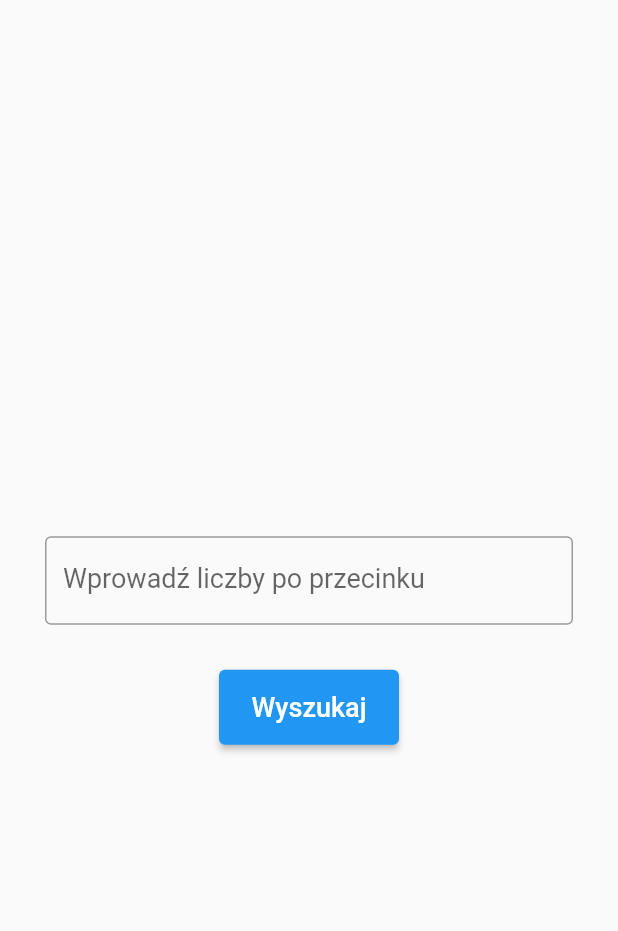
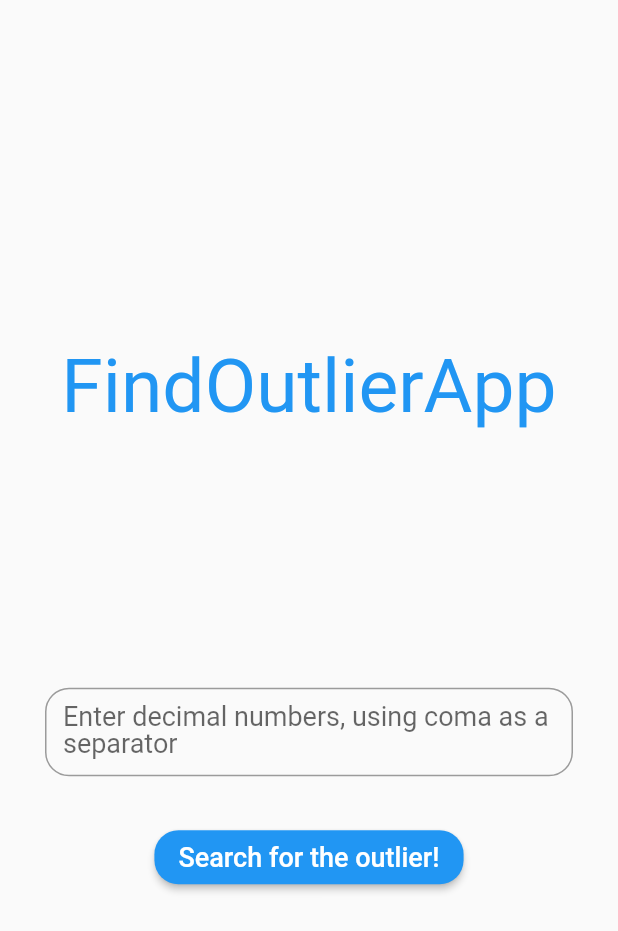
Before and after one commit to norbertwrzos/zadanie_rekrutacyjne, a Flutter app: the screen it shows after launch, on a phone screen of 412 x 824 dp. Shown: the top 931 px of the screen. Run offline on Flutter 3.47's test engine with Material 2 defaults, Android fonts, the light colour scheme and no system bars; generated files the repository leaves out were written again.

Commit message:
added internationalization

```diff
--- /dev/null
+++ b/lib/l10n/app_en.arb
@@ -0,0 +1,6 @@
+{
+  "searchOutlier": "Search for the outlier!",
+  "inputNums": "Enter decimal numbers, using coma as a separator",
+  "outlierValue": "The outlier value is:",
+  "title": "FindOutlierApp"
+}
--- /dev/null
+++ b/lib/l10n/app_es.arb
@@ -0,0 +1,6 @@
+{
+  "searchOutlier": "¡Buscar el valor atípico!",
+  "inputNums": "Ingrese números decimales, usando la coma como separador",
+  "outlierValue": "El valor atípico es:",
+  "title": "Aplicación FindOutlier"
+}
--- /dev/null
+++ b/lib/l10n/app_pl.arb
@@ -0,0 +1,6 @@
+{
+  "searchOutlier": "Szukaj wartości odstającej",
+  "inputNums": "Wprowadź liczby po przecinku",
+  "outlierValue": "Wartość odstająca to:",
+  "title": "Aplikacja FindOutlier"
+}
--- a/lib/main.dart
+++ b/lib/main.dart
@@ -1,3 +1,5 @@
+import 'package:flutter_localizations/flutter_localizations.dart';
+import 'package:flutter_gen/gen_l10n/app_localizations.dart';
 import 'package:flutter/material.dart';
 import 'package:zadanie/result.dart';
 
@@ -10,7 +12,20 @@ class MyApp extends StatelessWidget {
 
   @override
   Widget build(BuildContext context) {
-    return const MaterialApp(home: MyHomePage());
+    return MaterialApp(
+        onGenerateTitle: (context) => AppLocalizations.of(context).title,
+        localizationsDelegates: const [
+          AppLocalizations.delegate,
+          GlobalMaterialLocalizations.delegate,
+          GlobalWidgetsLocalizations.delegate,
+          GlobalCupertinoLocalizations.delegate
+        ],
+        supportedLocales: const [
+          Locale('en'), // English
+          Locale('es'), // Spanish
+          Locale('pl'), // Polish
+        ],
+        home: const MyHomePage());
   }
 }
 
@@ -53,7 +68,6 @@ int findOutlier(List<int> numbers) {
     return even!;
   }
 
-
   return 0;
 }
 
@@ -65,25 +79,35 @@ class _MyHomePageState extends State<MyHomePage> {
         child: Column(
           mainAxisAlignment: MainAxisAlignment.center,
           children: <Widget>[
+            SizedBox(
+                height: 200,
+                child: Text(AppLocalizations.of(context).title,
+                    textAlign: TextAlign.center,
+                    style: const TextStyle(fontSize: 50, color: Colors.blue))),
             Container(
               padding: const EdgeInsets.all(30),
               child: TextField(
                 controller: _controller,
                 keyboardType:
                     const TextInputType.numberWithOptions(decimal: true),
-                decoration: const InputDecoration(
-                  border: OutlineInputBorder(),
+                decoration: InputDecoration(
+                  border: OutlineInputBorder(
+                      borderRadius: BorderRadius.circular(16.0)),
                   label: Text(
-                    "Wprowadź liczby po przecinku",
-                    style: TextStyle(fontSize: 18),
+                    AppLocalizations.of(context).inputNums,
+                    style: const TextStyle(
+                      fontSize: 18,
+                    ),
+                    softWrap: true,
                   ),
                 ),
               ),
             ),
-            SizedBox(
-              width: 120,
-              height: 50,
-              child: ElevatedButton(
+            ElevatedButton(
+              style: ButtonStyle(
+                  shape: MaterialStateProperty.all<RoundedRectangleBorder>(
+                      RoundedRectangleBorder(
+                          borderRadius: BorderRadius.circular(16.0)))),
               onPressed: () {
                 final List<int> numbers =
                     _controller.text.split(',').map(int.parse).toList();
@@ -95,11 +119,12 @@ class _MyHomePageState extends State<MyHomePage> {
                   ),
                 );
               },
-                  child: const Text(
-                    "Wyszukaj",
-                    style: TextStyle(fontSize: 18),
-                  )),
-            )
+              child: Text(
+                AppLocalizations.of(context).searchOutlier,
+                style: const TextStyle(fontSize: 18),
+                textAlign: TextAlign.center,
+              ),
+            ),
           ],
         ),
       ),
--- a/pubspec.yaml
+++ b/pubspec.yaml
@@ -1,5 +1,5 @@
 name: zadanie
-description: A new Flutter project.
+description: Flutter FindOutlierApp
 # The following line prevents the package from being accidentally published to
 # pub.dev using `flutter pub publish`. This is preferred for private packages.
 publish_to: 'none' # Remove this line if you wish to publish to pub.dev
@@ -35,6 +35,9 @@ dependencies:
   # The following adds the Cupertino Icons font to your application.
   # Use with the CupertinoIcons class for iOS style icons.
   cupertino_icons: ^1.0.2
+  flutter_localizations:
+    sdk: flutter
+  intl: any
 
 dev_dependencies:
   flutter_test:
@@ -52,6 +55,7 @@ dev_dependencies:
 
 # The following section is specific to Flutter packages.
 flutter:
+  generate: true
 
   # The following line ensures that the Material Icons font is
   # included with your application, so that you can use the icons in
```
Also changed, not shown: lib/result.dart (+4 -3 lines), pubspec.lock, 1 other file. Lines whose indentation alone changed are shown as unchanged.
